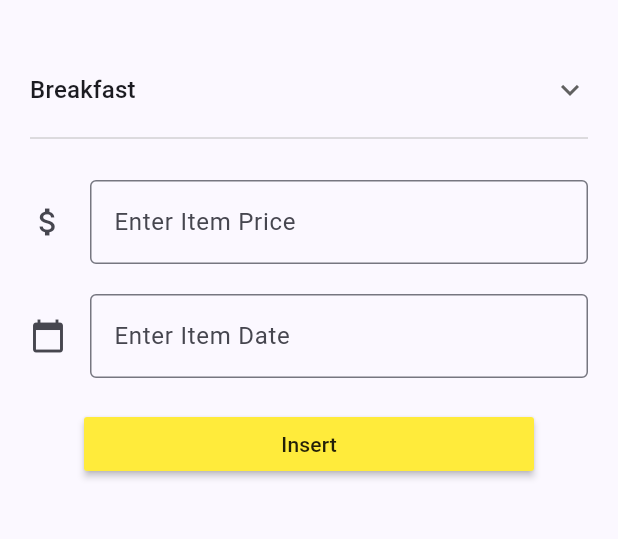
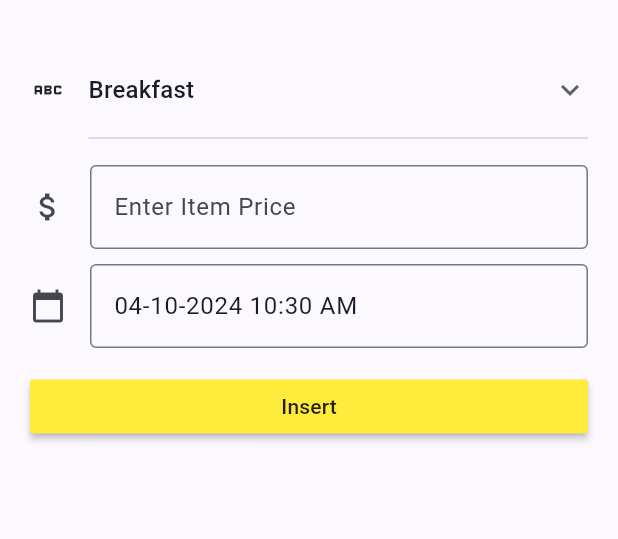
Before and after one commit to ahmadhanis/AqielWS, a Flutter app: the screen it shows after launch, on a phone screen of 412 x 824 dp, the part 84-623 px from its top. Run offline on Flutter 3.47's test engine with Material 3 defaults, Android fonts, the light colour scheme and no system bars.

Commit message:
updated UI 2

```diff
--- a/mybudget/lib/main.dart
+++ b/mybudget/lib/main.dart
@@ -44,8 +44,23 @@ class _MyBudgetPageState extends State<MyBudgetPage> {
     'Others',
   ];
 
+  DateTime? selectedDate;
+  TimeOfDay? selectedTime;
+  double? screenWidth;
+
+  @override
+  void initState() {
+    // TODO: implement initState
+    super.initState();
+    DateTime selectedDate = DateTime.now(); //get current date
+    var formatter = DateFormat('dd-MM-yyyy hh:mm a'); //date format
+    String formattedDate = formatter.format(selectedDate); //format date
+    itemDateController.text = formattedDate.toString();
+  }
+
   @override
   Widget build(BuildContext context) {
+    screenWidth = MediaQuery.of(context).size.width; //get screen width
     return Scaffold(
         appBar: AppBar(
           backgroundColor: Theme.of(context).colorScheme.inversePrimary,
@@ -56,14 +71,14 @@ class _MyBudgetPageState extends State<MyBudgetPage> {
             margin: const EdgeInsets.all(20),
             child: Column(
               children: [
-                // TextField(
-                //   decoration: const InputDecoration(
-                //       border: OutlineInputBorder(),
-                //       hintText: "Enter Item Name"),
-                //   keyboardType: TextInputType.name,
-                //   controller: itemNameController,
-                // ),
-                DropdownButton(
+                Row(
+                  children: [
+                    const Icon(Icons.abc),
+                    const SizedBox(
+                      width: 15,
+                    ),
+                    Expanded(
+                      child: DropdownButton(
                         itemHeight: 80,
                         isExpanded: true,
                         value: dropdownvalue,
@@ -80,8 +95,12 @@ class _MyBudgetPageState extends State<MyBudgetPage> {
                           });
                         },
                       ),
+                    )
+                  ],
+                ),
+
                 const SizedBox(
-                  height: 20,
+                  height: 10,
                 ),
 
                 TextField(
@@ -93,9 +112,39 @@ class _MyBudgetPageState extends State<MyBudgetPage> {
                   controller: itemPriceController,
                 ),
                 const SizedBox(
-                  height: 20,
+                  height: 10,
                 ),
                 TextField(
+                  onTap: () {
+                    showDatePicker(
+                            context: context,
+                            initialDate: DateTime.now(),
+                            firstDate: DateTime(2024),
+                            lastDate: DateTime(2030))
+                        .then((selectedDate) {
+                      if (selectedDate != null) {
+                        showTimePicker(
+                                context: context, initialTime: TimeOfDay.now())
+                            .then((selectTime) {
+                          if (selectTime != null) {
+                            DateTime selectedDateTime = DateTime(
+                              selectedDate.year,
+                              selectedDate.month,
+                              selectedDate.day,
+                              selectTime.hour,
+                              selectTime.minute,
+                            );
+                            // print(selectedDateTime);
+                            var formatter = DateFormat('dd-MM-yyyy hh:mm a');
+                            String formattedDate =
+                                formatter.format(selectedDateTime);
+                            itemDateController.text = formattedDate.toString();
+                            setState(() {}); //refresh screen with new data
+                          }
+                        });
+                      }
+                    });
+                  },
                   decoration: const InputDecoration(
                       border: OutlineInputBorder(),
                       icon: Icon(Icons.calendar_today),
@@ -104,11 +153,11 @@ class _MyBudgetPageState extends State<MyBudgetPage> {
                   keyboardType: TextInputType.datetime,
                 ),
                 const SizedBox(
-                  height: 20,
+                  height: 15,
                 ),
 
                 MaterialButton(
-                    minWidth: 300,
+                    minWidth: screenWidth,
                     color: Colors.yellow,
                     onPressed: insertData,
                     child: const Text("Insert")),
@@ -123,11 +172,6 @@ class _MyBudgetPageState extends State<MyBudgetPage> {
     const snackBar = SnackBar(
       content: Text('Please enter price'),
     ); //snackbar object
-
-    DateTime selectedDate = DateTime.now(); //get current date
-    var formatter = DateFormat('dd-MM-yyyy hh:mm a'); //date format
-    String formattedDate = formatter.format(selectedDate); //format date
-
     String itemName = dropdownvalue; //get item name
 
     if (itemPriceController.text.isEmpty) {
@@ -136,11 +180,11 @@ class _MyBudgetPageState extends State<MyBudgetPage> {
       return;
     }
     double itemPrice = double.parse(itemPriceController.text); //get item price
-    itemDateController.text = formattedDate.toString(); //get item date
+    String itemDate = itemDateController.text; //get item date
 
     setState(() {}); //update the state
     print("Item Name: $itemName");
     print("Item Price: $itemPrice");
-    print("Item Date: $formattedDate");
+    print("Item Date: $itemDate");
   }
 }
```
Lines whose indentation alone changed are shown as unchanged.
